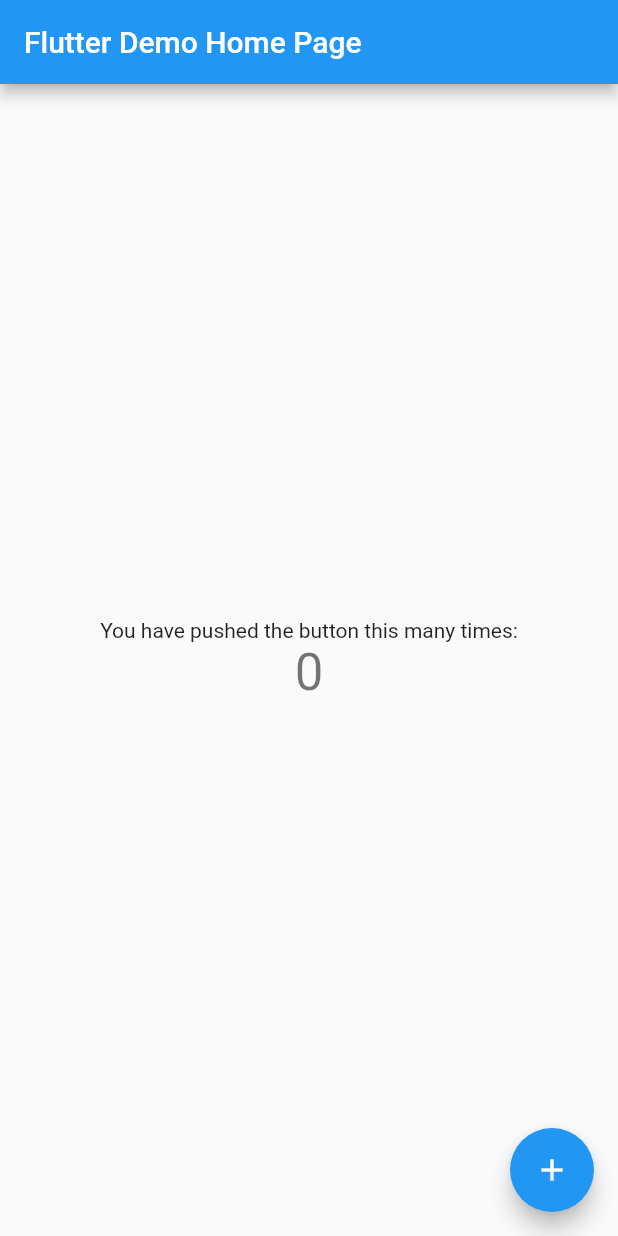
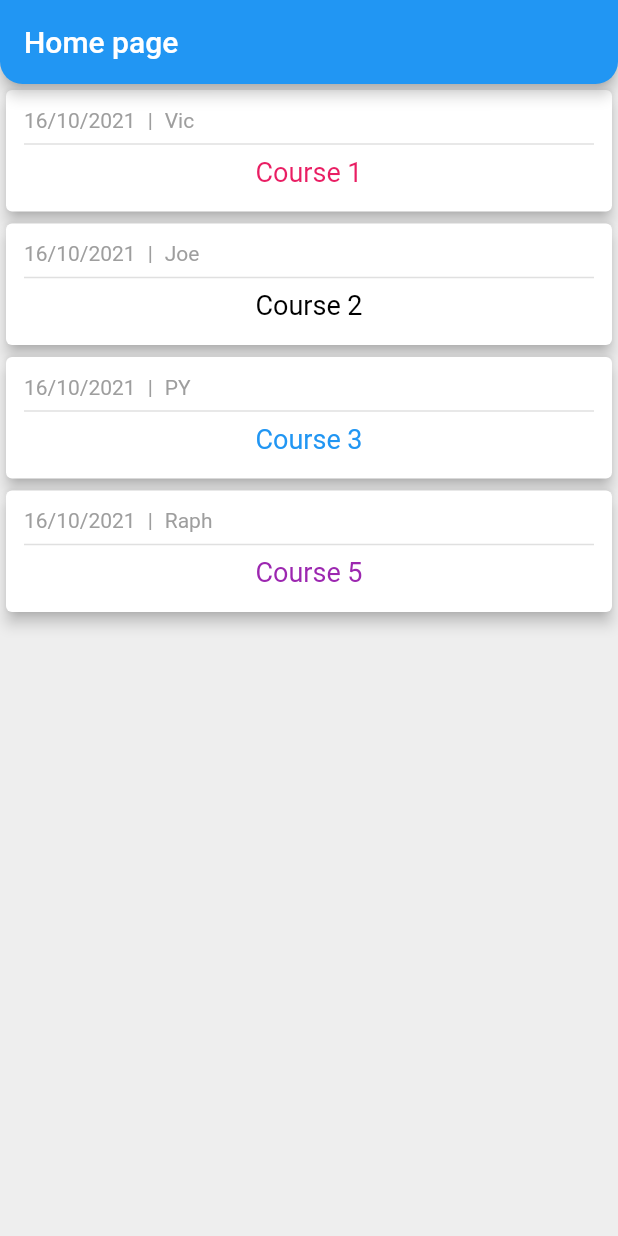
Before and after one commit to ArgoEMT/Shopping-list, a Flutter app: the screen it shows after launch, on a phone screen of 412 x 824 dp. Run offline on Flutter 3.47's test engine with Material 2 defaults, Android fonts, the phone set to English and light mode, and no system bars.

Commit message:
wip: home screen

```diff
--- /dev/null
+++ b/lib/core/class/item_course.dart
@@ -0,0 +1,6 @@
+class ItemCourse {
+  final String nom;
+  ItemCourse({
+    required this.nom,
+  });
+}
--- /dev/null
+++ b/lib/core/class/list_course.dart
@@ -0,0 +1,21 @@
+import 'package:flutter/material.dart';
+
+import 'item_course.dart';
+
+class ListCourse {
+  final List<ItemCourse> items;
+  final String auteur;
+  final DateTime date;
+  final bool isBought;
+  final String titre;
+  final Color color;
+
+  ListCourse({
+    required this.items,
+    required this.auteur,
+    required this.date,
+    required this.titre,
+    this.color = Colors.blue,
+    this.isBought = false,
+  });
+}
--- /dev/null
+++ b/lib/core/class/view_model/home_screen_view_model.dart
@@ -0,0 +1,44 @@
+import 'package:flutter/material.dart';
+import 'package:providence_shopping_list/core/class/list_course.dart';
+
+class HomeScreenViewModel {
+  List<ListCourse> listCourses;
+  HomeScreenViewModel({
+    required this.listCourses,
+  });
+
+  void init() {
+    var courses = [
+      ListCourse(
+        titre: 'Course 1',
+        auteur: 'Vic',
+        date: DateTime.now(),
+        items: [],
+        color: Colors.pink,
+      ),
+      ListCourse(
+        titre: 'Course 2',
+        auteur: 'Joe',
+        date: DateTime.now(),
+        items: [],
+        color: Colors.black,
+      ),
+      ListCourse(
+        titre: 'Course 3',
+        auteur: 'PY',
+        date: DateTime.now(),
+        items: [],
+        color: Colors.blue,
+      ),
+      ListCourse(
+        titre: 'Course 5',
+        auteur: 'Raph',
+        date: DateTime.now(),
+        items: [],
+        color: Colors.purple,
+      ),
+    ];
+
+    listCourses.addAll(courses);
+  }
+}
--- a/lib/main.dart
+++ b/lib/main.dart
@@ -1,4 +1,6 @@
 import 'package:flutter/material.dart';
+
+import 'ui/screens/home_page.dart';
 
 void main() {
   runApp(const MyApp());
@@ -24,92 +26,7 @@
         // is not restarted.
         primarySwatch: Colors.blue,
       ),
-      home: const MyHomePage(title: 'Flutter Demo Home Page'),
+      home: const HomePage(),
     );
   }
 }
-
-class MyHomePage extends StatefulWidget {
-  const MyHomePage({Key? key, required this.title}) : super(key: key);
-
-  // This widget is the home page of your application. It is stateful, meaning
-  // that it has a State object (defined below) that contains fields that affect
-  // how it looks.
-
-  // This class is the configuration for the state. It holds the values (in this
-  // case the title) provided by the parent (in this case the App widget) and
-  // used by the build method of the State. Fields in a Widget subclass are
-  // always marked "final".
-
-  final String title;
-
-  @override
-  State<MyHomePage> createState() => _MyHomePageState();
-}
-
-class _MyHomePageState extends State<MyHomePage> {
-  int _counter = 0;
-
-  void _incrementCounter() {
-    setState(() {
-      // This call to setState tells the Flutter framework that something has
-      // changed in this State, which causes it to rerun the build method below
-      // so that the display can reflect the updated values. If we changed
-      // _counter without calling setState(), then the build method would not be
-      // called again, and so nothing would appear to happen.
-      _counter++;
-    });
-  }
-
-  @override
-  Widget build(BuildContext context) {
-    // This method is rerun every time setState is called, for instance as done
-    // by the _incrementCounter method above.
-    //
-    // The Flutter framework has been optimized to make rerunning build methods
-    // fast, so that you can just rebuild anything that needs updating rather
-    // than having to individually change instances of widgets.
-    return Scaffold(
-      appBar: AppBar(
-        // Here we take the value from the MyHomePage object that was created by
-        // the App.build method, and use it to set our appbar title.
-        title: Text(widget.title),
-      ),
-      body: Center(
-        // Center is a layout widget. It takes a single child and positions it
-        // in the middle of the parent.
-        child: Column(
-          // Column is also a layout widget. It takes a list of children and
-          // arranges them vertically. By default, it sizes itself to fit its
-          // children horizontally, and tries to be as tall as its parent.
-          //
-          // Invoke "debug painting" (press "p" in the console, choose the
-          // "Toggle Debug Paint" action from the Flutter Inspector in Android
-          // Studio, or the "Toggle Debug Paint" command in Visual Studio Code)
-          // to see the wireframe for each widget.
-          //
-          // Column has various properties to control how it sizes itself and
-          // how it positions its children. Here we use mainAxisAlignment to
-          // center the children vertically; the main axis here is the vertical
-          // axis because Columns are vertical (the cross axis would be
-          // horizontal).
-          mainAxisAlignment: MainAxisAlignment.center,
-          children: <Widget>[
-            const Text(
-              'You have pushed the button this many times:',
-            ),
-            Text(
-              '$_counter',
-              style: Theme.of(context).textTheme.headline4,
-            ),
-          ],
-        ),
-      ),
-      floatingActionButton: FloatingActionButton(
-        onPressed: _incrementCounter,
-        tooltip: 'Increment',
-        child: const Icon(Icons.add),
-      ), // This trailing comma makes auto-formatting nicer for build methods.
-    );
-  }
-}
--- /dev/null
+++ b/lib/ui/components/list_course_card.dart
@@ -0,0 +1,70 @@
+import 'package:flutter/material.dart';
+import 'package:intl/intl.dart';
+import 'package:providence_shopping_list/core/class/list_course.dart';
+
+class ListCourseCard extends StatelessWidget {
+  const ListCourseCard({
+    Key? key,
+    required this.course,
+  }) : super(key: key);
+
+  final ListCourse course;
+
+  String get _formatedDate {
+    var dateFormated = DateFormat('dd/MM/yyyy').format(course.date);
+    return dateFormated;
+  }
+
+  @override
+  Widget build(BuildContext context) {
+    return Card(
+      elevation: 4,
+      child: Padding(
+        padding: const EdgeInsets.only(
+          left: 12.0,
+          right: 12,
+          top: 12,
+          bottom: 16,
+        ),
+        child: Column(
+          children: [
+            Row(
+              children: [
+                Text(
+                  _formatedDate,
+                  style: const TextStyle(
+                    color: Colors.grey,
+                  ),
+                ),
+                const SizedBox(width: 8),
+                const Text(
+                  '|',
+                  style: TextStyle(
+                    color: Colors.grey,
+                  ),
+                ),
+                const SizedBox(width: 8),
+                Text(
+                  course.auteur,
+                  style: const TextStyle(
+                    color: Colors.grey,
+                  ),
+                ),
+              ],
+            ),
+            const Divider(
+              thickness: 1,
+            ),
+            Text(
+              course.titre,
+              style: TextStyle(
+                fontSize: 18,
+                color: course.color,
+              ),
+            ),
+          ],
+        ),
+      ),
+    );
+  }
+}
--- /dev/null
+++ b/lib/ui/screens/home_page.dart
@@ -0,0 +1,35 @@
+import 'package:flutter/material.dart';
+import 'package:providence_shopping_list/core/class/view_model/home_screen_view_model.dart';
+import 'package:providence_shopping_list/ui/components/list_course_card.dart';
+
+class HomePage extends StatelessWidget {
+  const HomePage({Key? key}) : super(key: key);
+
+  @override
+  Widget build(BuildContext context) {
+    var model = HomeScreenViewModel(listCourses: []);
+    model.init();
+
+    return Scaffold(
+      backgroundColor: Colors.grey[200],
+      appBar: AppBar(
+        title: const Text('Home page'),
+        shape: const RoundedRectangleBorder(
+          borderRadius: BorderRadius.only(
+            bottomLeft: Radius.circular(15),
+            bottomRight: Radius.circular(15),
+          ),
+        ),
+      ),
+      body: ListView.builder(
+        shrinkWrap: true,
+        itemCount: model.listCourses.length,
+        itemBuilder: (context, index) {
+          return ListCourseCard(
+            course: model.listCourses[index],
+          );
+        },
+      ),
+    );
+  }
+}
--- a/pubspec.yaml
+++ b/pubspec.yaml
@@ -29,6 +29,7 @@
 dependencies:
   flutter:
     sdk: flutter
+  intl: ^0.17.0
 
 
   # The following adds the Cupertino Icons font to your application.
```
Also changed, not shown: lib/ui/screens/second_screen.dart (added, +54 -0 lines).
